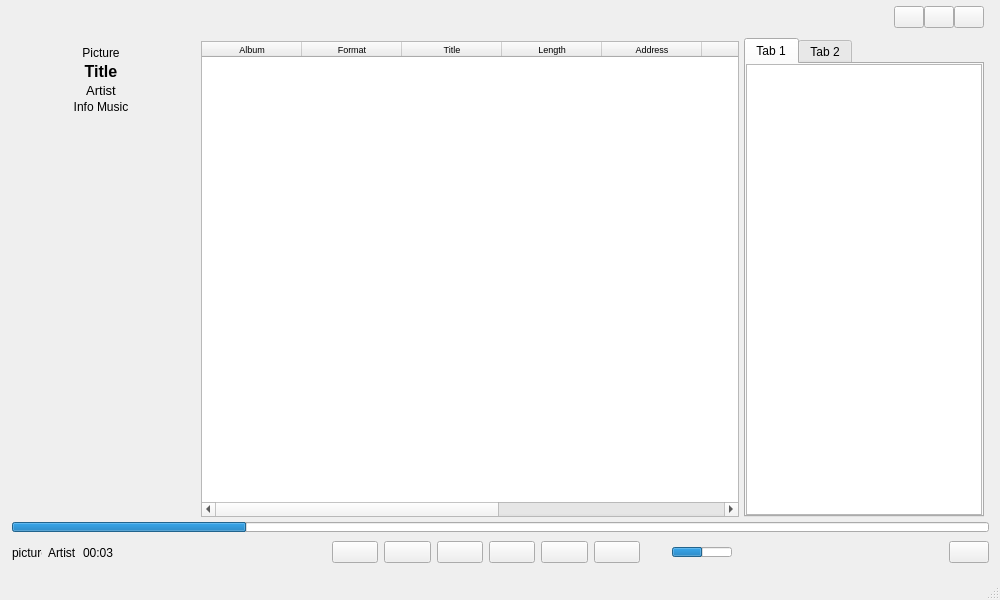
Above: home.ui from rivali-13/jukebox before the change. Below: the same form after it.
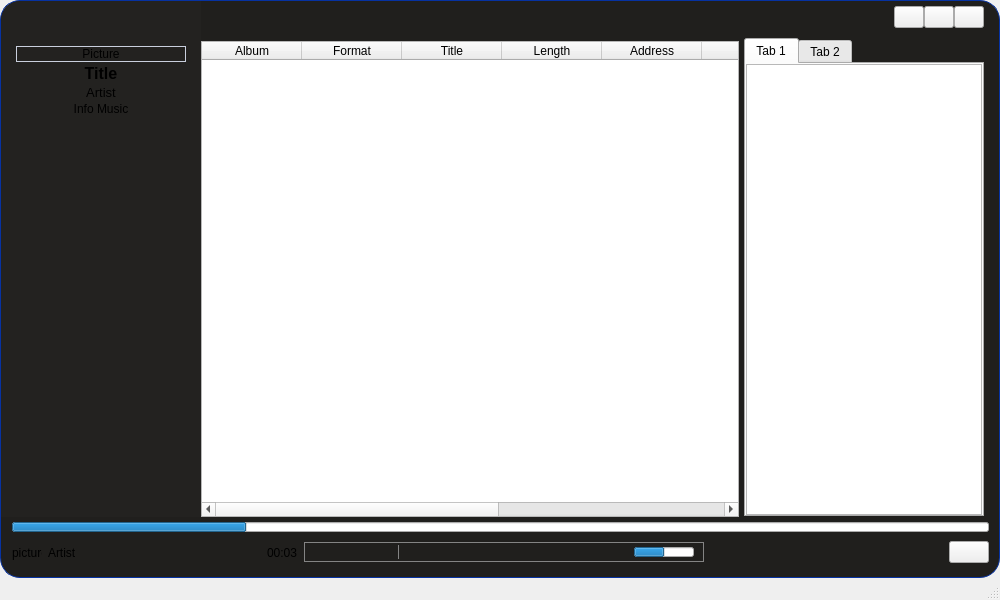
That is the form after the change. Icons and pictures are not drawn.

Commit message: change part buttons

The edit to the form file:
```diff
--- a/home.ui
+++ b/home.ui
@@ -26,6 +26,13 @@
    <property name="autoFillBackground">
     <bool>false</bool>
    </property>
+   <property name="styleSheet">
+    <string notr="true">#centralwidget {
+	border-radius: 20px; 
+	border: 1px solid #0632a2; 
+	background-color: #201f1d;
+}</string>
+   </property>
    <layout class="QVBoxLayout" name="verticalLayout">
     <property name="leftMargin">
      <number>1</number>
@@ -90,6 +97,12 @@
                <height>16777215</height>
               </size>
              </property>
+             <property name="styleSheet">
+              <string notr="true">#LeftPageMusic {
+	background-color: #232220;
+	border-top-left-radius: 20px 
+}</string>
+             </property>
              <layout class="QHBoxLayout" name="horizontalLayout_3">
               <property name="spacing">
                <number>20</number>
@@ -131,6 +144,11 @@
                     <height>200</height>
                    </size>
                   </property>
+                  <property name="styleSheet">
+                   <string notr="true">#cover {
+	border:1px solid #c9cfdd;
+}</string>
+                  </property>
                   <property name="text">
                    <string>Picture</string>
                   </property>
@@ -631,11 +649,30 @@
                 </item>
                 <item>
                  <widget class="QLabel" name="label_4">
+                  <property name="minimumSize">
+                   <size>
+                    <width>100</width>
+                    <height>0</height>
+                   </size>
+                  </property>
                   <property name="text">
                    <string>Artist</string>
                   </property>
                  </widget>
                 </item>
+                <item>
+                 <spacer name="horizontalSpacer_2">
+                  <property name="orientation">
+                   <enum>Qt::Orientation::Horizontal</enum>
+                  </property>
+                  <property name="sizeHint" stdset="0">
+                   <size>
+                    <width>40</width>
+                    <height>20</height>
+                   </size>
+                  </property>
+                 </spacer>
+                </item>
                 <item>
                  <widget class="QLabel" name="label_2">
                   <property name="text">
@@ -643,118 +680,255 @@
                   </property>
                  </widget>
                 </item>
-                <item>
-                 <spacer name="horizontalSpacer_2">
-                  <property name="orientation">
-                   <enum>Qt::Orientation::Horizontal</enum>
-                  </property>
-                  <property name="sizeHint" stdset="0">
-                   <size>
-                    <width>40</width>
-                    <height>20</height>
-                   </size>
-                  </property>
-                 </spacer>
-                </item>
-                <item alignment="Qt::AlignmentFlag::AlignHCenter">
-                 <widget class="QWidget" name="widget_8" native="true">
+                <item alignment="Qt::AlignmentFlag::AlignHCenter|Qt::AlignmentFlag::AlignVCenter">
+                 <widget class="QWidget" name="PartButtons" native="true">
                   <property name="minimumSize">
                    <size>
                     <width>400</width>
                     <height>0</height>
                    </size>
                   </property>
+                  <property name="styleSheet">
+                   <string notr="true">#PartButtons{
+	border: 1px solid #848484;
+	border-radius: 20px;
+}</string>
+                  </property>
                   <layout class="QHBoxLayout" name="horizontalLayout_11">
                    <property name="leftMargin">
                     <number>0</number>
                    </property>
                    <property name="topMargin">
-                    <number>0</number>
+                    <number>3</number>
                    </property>
                    <property name="rightMargin">
-                    <number>0</number>
+                    <number>10</number>
                    </property>
                    <property name="bottomMargin">
-                    <number>0</number>
+                    <number>3</number>
                    </property>
                    <item>
                     <layout class="QHBoxLayout" name="horizontalLayout_10">
+                     <property name="spacing">
+                      <number>0</number>
+                     </property>
                      <item>
                       <widget class="QPushButton" name="pushButton_7">
+                       <property name="cursor">
+                        <cursorShape>PointingHandCursor</cursorShape>
+                       </property>
+                       <property name="styleSheet">
+                        <string notr="true">QPushButton{
+	border: none;
+	background-color: transparent;
+	padding: 0px;
+}
+</string>
+                       </property>
                        <property name="text">
                         <string/>
                        </property>
                        <property name="icon">
-                        <iconset theme="QIcon::ThemeIcon::MediaPlaylistShuffle"/>
+                        <iconset resource="resources.qrc">
+                         <normaloff>:/JukeBox/Icon/16.png</normaloff>:/JukeBox/Icon/16.png</iconset>
+                       </property>
+                       <property name="iconSize">
+                        <size>
+                         <width>30</width>
+                         <height>30</height>
+                        </size>
                        </property>
                       </widget>
                      </item>
                      <item>
                       <widget class="QPushButton" name="pushButton_6">
+                       <property name="cursor">
+                        <cursorShape>PointingHandCursor</cursorShape>
+                       </property>
+                       <property name="styleSheet">
+                        <string notr="true">QPushButton{
+	border: none;
+	background-color: transparent;
+	padding: 0px;
+}
+</string>
+                       </property>
                        <property name="text">
                         <string/>
                        </property>
                        <property name="icon">
-                        <iconset theme="QIcon::ThemeIcon::SystemReboot"/>
+                        <iconset resource="resources.qrc">
+                         <normaloff>:/JukeBox/Icon/9.png</normaloff>:/JukeBox/Icon/9.png</iconset>
+                       </property>
+                       <property name="iconSize">
+                        <size>
+                         <width>30</width>
+                         <height>30</height>
+                        </size>
+                       </property>
+                      </widget>
+                     </item>
+                     <item>
+                      <widget class="QLabel" name="label_3">
+                       <property name="maximumSize">
+                        <size>
+                         <width>1</width>
+                         <height>27</height>
+                        </size>
+                       </property>
+                       <property name="styleSheet">
+                        <string notr="true">QLabel {
+	background-color: #848484;
+}</string>
+                       </property>
+                       <property name="text">
+                        <string/>
                        </property>
                       </widget>
                      </item>
                      <item>
                       <widget class="QPushButton" name="pushButton_8">
+                       <property name="cursor">
+                        <cursorShape>PointingHandCursor</cursorShape>
+                       </property>
+                       <property name="styleSheet">
+                        <string notr="true">QPushButton{
+	border: none;
+	background-color: transparent;
+	padding: 0px;
+}
+</string>
+                       </property>
                        <property name="text">
                         <string/>
                        </property>
                        <property name="icon">
-                        <iconset theme="QIcon::ThemeIcon::MediaPlaybackStop"/>
+                        <iconset resource="resources.qrc">
+                         <normaloff>:/JukeBox/Icon/2.png</normaloff>:/JukeBox/Icon/2.png</iconset>
+                       </property>
+                       <property name="iconSize">
+                        <size>
+                         <width>30</width>
+                         <height>30</height>
+                        </size>
                        </property>
                       </widget>
                      </item>
                      <item>
                       <widget class="QPushButton" name="pushButton_5">
+                       <property name="cursor">
+                        <cursorShape>PointingHandCursor</cursorShape>
+                       </property>
+                       <property name="styleSheet">
+                        <string notr="true">QPushButton{
+	border: none;
+	background-color: transparent;
+	padding: 0px;
+}
+</string>
+                       </property>
                        <property name="text">
                         <string/>
                        </property>
                        <property name="icon">
-                        <iconset theme="QIcon::ThemeIcon::MediaSeekBackward"/>
+                        <iconset resource="resources.qrc">
+                         <normaloff>:/JukeBox/Icon/left.png</normaloff>:/JukeBox/Icon/left.png</iconset>
+                       </property>
+                       <property name="iconSize">
+                        <size>
+                         <width>40</width>
+                         <height>40</height>
+                        </size>
                        </property>
                       </widget>
                      </item>
                      <item>
                       <widget class="QPushButton" name="pushButton_4">
+                       <property name="cursor">
+                        <cursorShape>PointingHandCursor</cursorShape>
+                       </property>
+                       <property name="styleSheet">
+                        <string notr="true">QPushButton{
+	border: none;
+	background-color: transparent;
+	padding: 0px;
+	border-radius: 10px;
+}
+
+
+</string>
+                       </property>
                        <property name="text">
                         <string/>
                        </property>
                        <property name="icon">
-                        <iconset theme="QIcon::ThemeIcon::MediaPlaybackStart"/>
+                        <iconset resource="resources.qrc">
+                         <normaloff>:/JukeBox/Icon/1.png</normaloff>:/JukeBox/Icon/1.png</iconset>
+                       </property>
+                       <property name="iconSize">
+                        <size>
+                         <width>40</width>
+                         <height>40</height>
+                        </size>
+                       </property>
+                       <property name="default">
+                        <bool>false</bool>
                        </property>
                       </widget>
                      </item>
                      <item>
                       <widget class="QPushButton" name="pushButton_9">
+                       <property name="cursor">
+                        <cursorShape>PointingHandCursor</cursorShape>
+                       </property>
+                       <property name="styleSheet">
+                        <string notr="true">QPushButton{
+	border: none;
+	background-color: transparent;
+	padding: 0px;
+}
+</string>
+                       </property>
                        <property name="text">
                         <string/>
                        </property>
                        <property name="icon">
-                        <iconset theme="QIcon::ThemeIcon::MediaSeekForward"/>
+                        <iconset resource="resources.qrc">
+                         <normaloff>:/JukeBox/Icon/right.png</normaloff>:/JukeBox/Icon/right.png</iconset>
+                       </property>
+                       <property name="iconSize">
+                        <size>
+                         <width>40</width>
+                         <height>30</height>
+                        </size>
                        </property>
                       </widget>
                      </item>
                      <item>
-                      <widget class="QLabel" name="sound">
-                       <property name="maximumSize">
-                        <size>
-                         <width>20</width>
-                         <height>20</height>
-                        </size>
+                      <widget class="QPushButton" name="pushButton">
+                       <property name="cursor">
+                        <cursorShape>PointingHandCursor</cursorShape>
+                       </property>
+                       <property name="styleSheet">
+                        <string notr="true">QPushButton{
+	border: none;
+	background-color: transparent;
+	padding: 0px;
+}
+</string>
                        </property>
                        <property name="text">
                         <string/>
                        </property>
-                       <property name="pixmap">
-                        <pixmap>audio.png</pixmap>
+                       <property name="icon">
+                        <iconset resource="resources.qrc">
+                         <normaloff>:/JukeBox/Icon/11.png</normaloff>:/JukeBox/Icon/11.png</iconset>
                        </property>
-                       <property name="scaledContents">
-                        <bool>true</bool>
+                       <property name="iconSize">
+                        <size>
+                         <width>25</width>
+                         <height>25</height>
+                        </size>
                        </property>
                       </widget>
                      </item>
@@ -792,11 +966,25 @@
                   </property>
                  </spacer>
                 </item>
+                <item>
+                 <widget class="QWidget" name="widget" native="true">
+                  <property name="minimumSize">
+                   <size>
+                    <width>120</width>
+                    <height>0</height>
+                   </size>
+                  </property>
+                 </widget>
+                </item>
                 <item>
                  <widget class="QPushButton" name="addMusic">
                   <property name="text">
                    <string/>
                   </property>
+                  <property name="icon">
+                   <iconset resource="resources.qrc">
+                    <normaloff>:/JukeBox/Icon/add.png</normaloff>:/JukeBox/Icon/add.png</iconset>
+                  </property>
                   <property name="iconSize">
                    <size>
                     <width>25</width>
```
Left out of the diff: 4 changed lines with no effect on the pictures.
